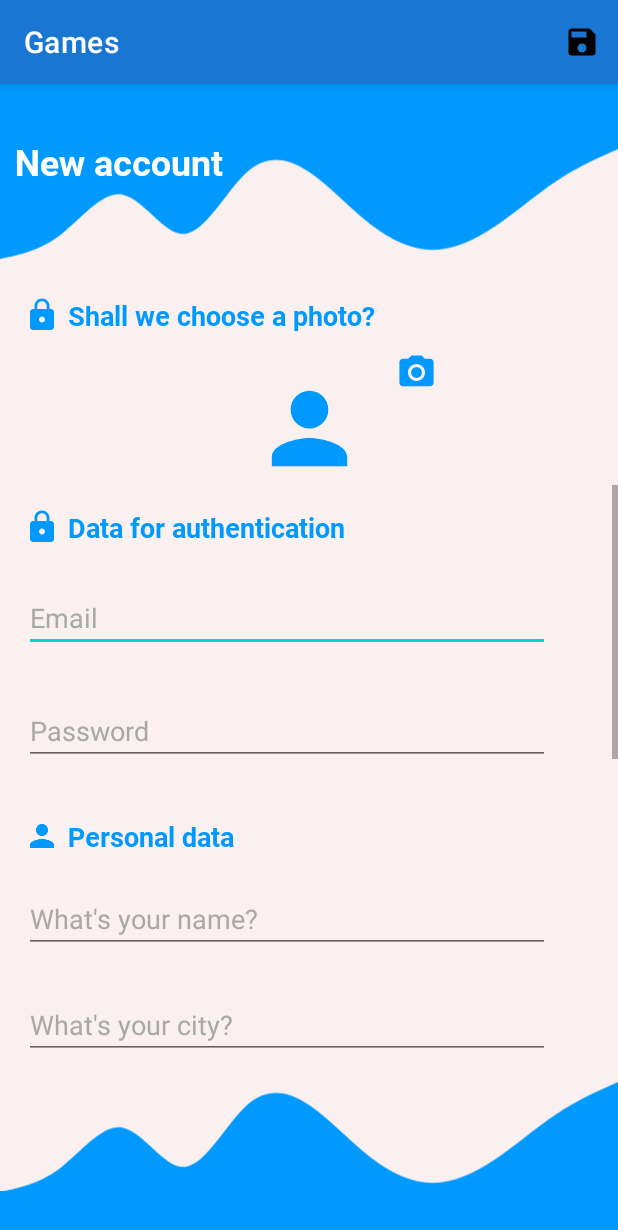
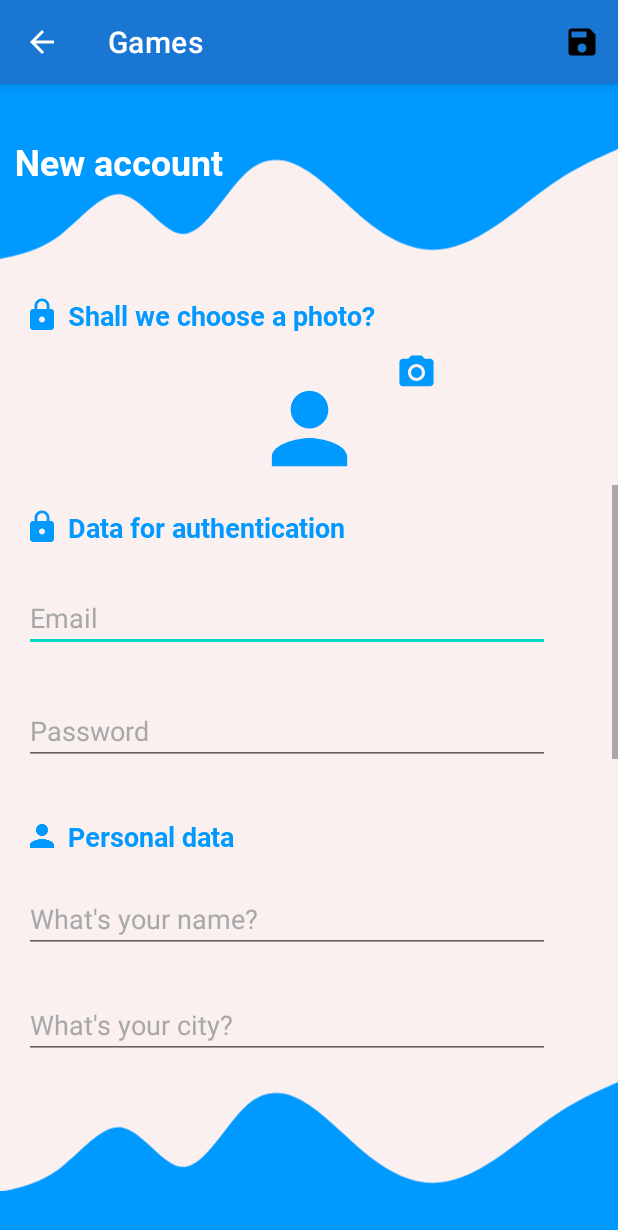
Before and after one commit to vini00784/kotlin-games, an Android app: the SignUpActivity screen opened directly, with no data from a screen before it, on a phone screen of 412 x 824 dp. Shown: the top 1230 px of the screen. Run offline under Robolectric (Android 15) with nearby library versions, the phone set to English and light mode, and no system bars; our stand-ins replace Room's generated code.

Commit message:
files upload

```diff
--- a/app/src/main/AndroidManifest.xml
+++ b/app/src/main/AndroidManifest.xml
@@ -18,7 +18,8 @@
             android:exported="false" />
         <activity
             android:name=".ui.SignUpActivity"
-            android:exported="false" />
+            android:exported="false"
+            android:parentActivityName=".ui.MainActivity"/>
         <activity
             android:name=".ui.MainActivity"
             android:exported="true">
--- a/app/src/main/java/br/senai/sp/jandira/games/adapter/GamesAdapter.kt
+++ b/app/src/main/java/br/senai/sp/jandira/games/adapter/GamesAdapter.kt
@@ -41,7 +41,7 @@ class GamesAdapter(val context: Context) : RecyclerView.Adapter<GamesAdapter.Hol
     }
 
     override fun onBindViewHolder(holder: HolderGame, position: Int) {
-        holder.bind(gamesList.get(position))
+        holder.bind(gamesList[position])
     }
 
     override fun getItemCount(): Int {
--- a/app/src/main/java/br/senai/sp/jandira/games/dao/user/UserDao.kt
+++ b/app/src/main/java/br/senai/sp/jandira/games/dao/user/UserDao.kt
@@ -17,4 +17,10 @@ interface UserDao {
 
     @Query("SELECT * FROM tbl_user ORDER BY user_name ASC")
     fun getAll(): List<User>
+
+    @Query("SELECT * FROM tbl_user WHERE code = :id")
+    fun getUserById(id: Int): User
+
+    @Query("SELECT * FROM tbl_user WHERE user_email = :email")
+    fun getUserByEmail(email: String): User
 }
--- a/app/src/main/java/br/senai/sp/jandira/games/model/User.kt
+++ b/app/src/main/java/br/senai/sp/jandira/games/model/User.kt
@@ -15,7 +15,7 @@ class User {
     @ColumnInfo(name = "user_name")
     var userName = ""
 
-    var gender: Char = 'A'
+    var gender: Char = 'U'
 
     @ColumnInfo(name = "user_city")
     var userCity = ""
--- a/app/src/main/java/br/senai/sp/jandira/games/ui/GamesListActivity.kt
+++ b/app/src/main/java/br/senai/sp/jandira/games/ui/GamesListActivity.kt
@@ -6,7 +6,6 @@ import android.view.Menu
 import androidx.recyclerview.widget.LinearLayoutManager
 import br.senai.sp.jandira.games.R
 import br.senai.sp.jandira.games.adapter.GamesAdapter
-import br.senai.sp.jandira.games.dao.game.GamesDao
 import br.senai.sp.jandira.games.databinding.ActivityGamesListBinding
 
 class GamesListActivity : AppCompatActivity() {
@@ -24,7 +23,7 @@ class GamesListActivity : AppCompatActivity() {
         rvGames.layoutManager = LinearLayoutManager(this, LinearLayoutManager.VERTICAL, false)
 
         adapterGames = GamesAdapter(this)
-        adapterGames.updateGamesList(GamesDao.getGames(this))
+//        adapterGames.updateGamesList(GamesDao.getGames(this))
 
         rvGames.adapter = adapterGames
 
--- a/app/src/main/res/layout/activity_sign_up.xml
+++ b/app/src/main/res/layout/activity_sign_up.xml
@@ -131,7 +131,7 @@
                 app:layout_constraintTop_toTopOf="parent" />
 
             <EditText
-                android:id="@+id/editTextTextEmailAddress3"
+                android:id="@+id/edit_text_email"
                 android:layout_width="0dp"
                 android:layout_height="wrap_content"
                 android:layout_marginTop="25dp"
@@ -145,7 +145,7 @@
                 app:layout_constraintTop_toBottomOf="@+id/textView9" />
 
             <EditText
-                android:id="@+id/editTextTextPassword3"
+                android:id="@+id/edit_text_password"
                 android:layout_width="0dp"
                 android:layout_height="wrap_content"
                 android:layout_marginTop="30dp"
@@ -153,9 +153,9 @@
                 android:hint="@string/password"
                 android:inputType="textPassword"
                 android:textColorHint="@color/opaque_color"
-                app:layout_constraintEnd_toEndOf="@+id/editTextTextEmailAddress3"
-                app:layout_constraintStart_toStartOf="@+id/editTextTextEmailAddress3"
-                app:layout_constraintTop_toBottomOf="@+id/editTextTextEmailAddress3" />
+                app:layout_constraintEnd_toEndOf="@+id/edit_text_email"
+                app:layout_constraintStart_toStartOf="@+id/edit_text_email"
+                app:layout_constraintTop_toBottomOf="@+id/edit_text_email" />
 
             <TextView
                 android:id="@+id/textView10"
@@ -168,11 +168,11 @@
                 android:text="@string/personal_data"
                 android:textColor="@color/sign_up_text"
                 android:textSize="18sp"
-                app:layout_constraintStart_toStartOf="@+id/editTextTextPassword3"
-                app:layout_constraintTop_toBottomOf="@+id/editTextTextPassword3" />
+                app:layout_constraintStart_toStartOf="@+id/edit_text_password"
+                app:layout_constraintTop_toBottomOf="@+id/edit_text_password" />
 
             <EditText
-                android:id="@+id/editTextTextPersonName"
+                android:id="@+id/edit_text_name"
                 android:layout_width="0dp"
                 android:layout_height="wrap_content"
                 android:layout_marginTop="20dp"
@@ -180,12 +180,12 @@
                 android:hint="@string/input_name"
                 android:inputType="textPersonName"
                 android:textColorHint="@color/opaque_color"
-                app:layout_constraintEnd_toEndOf="@+id/editTextTextPassword3"
+                app:layout_constraintEnd_toEndOf="@+id/edit_text_password"
                 app:layout_constraintStart_toStartOf="@+id/textView10"
                 app:layout_constraintTop_toBottomOf="@+id/textView10" />
 
             <EditText
-                android:id="@+id/editTextTextPersonName3"
+                android:id="@+id/edit_text_city"
                 android:layout_width="0dp"
                 android:layout_height="wrap_content"
                 android:layout_marginTop="25dp"
@@ -193,12 +193,12 @@
                 android:hint="@string/input_city"
                 android:inputType="textPersonName"
                 android:textColorHint="@color/opaque_color"
-                app:layout_constraintEnd_toEndOf="@+id/editTextTextPersonName"
-                app:layout_constraintStart_toStartOf="@+id/editTextTextPersonName"
-                app:layout_constraintTop_toBottomOf="@+id/editTextTextPersonName" />
+                app:layout_constraintEnd_toEndOf="@+id/edit_text_name"
+                app:layout_constraintStart_toStartOf="@+id/edit_text_name"
+                app:layout_constraintTop_toBottomOf="@+id/edit_text_name" />
 
             <EditText
-                android:id="@+id/editTextDate"
+                android:id="@+id/edit_text_birth_date"
                 android:layout_width="0dp"
                 android:layout_height="wrap_content"
                 android:layout_marginTop="25dp"
@@ -206,9 +206,9 @@
                 android:hint="@string/input_birth_date"
                 android:inputType="date"
                 android:textColorHint="@color/opaque_color"
-                app:layout_constraintEnd_toEndOf="@+id/editTextTextPersonName3"
-                app:layout_constraintStart_toStartOf="@+id/editTextTextPersonName3"
-                app:layout_constraintTop_toBottomOf="@+id/editTextTextPersonName3" />
+                app:layout_constraintEnd_toEndOf="@+id/edit_text_city"
+                app:layout_constraintStart_toStartOf="@+id/edit_text_city"
+                app:layout_constraintTop_toBottomOf="@+id/edit_text_city" />
 
             <TextView
                 android:id="@+id/textView12"
@@ -218,34 +218,34 @@
                 android:text="@string/input_gamer_level"
                 android:textColor="@color/opaque_color"
                 android:textSize="18sp"
-                app:layout_constraintStart_toStartOf="@+id/editTextDate"
-                app:layout_constraintTop_toBottomOf="@+id/editTextDate" />
+                app:layout_constraintStart_toStartOf="@+id/edit_text_birth_date"
+                app:layout_constraintTop_toBottomOf="@+id/edit_text_birth_date" />
 
             <com.google.android.material.slider.Slider
-                android:id="@+id/slider"
+                android:id="@+id/slider_game_level"
                 android:layout_width="0dp"
                 android:layout_height="match_parent"
                 android:layout_marginTop="12dp"
+                android:stepSize="1"
+                android:valueFrom="1"
+                android:valueTo="4"
                 app:layout_constraintEnd_toEndOf="@+id/textView12"
                 app:layout_constraintStart_toStartOf="@+id/textView12"
-                app:layout_constraintTop_toBottomOf="@+id/textView12"
-                android:valueFrom="1"
-                android:valueTo="27"
-                android:stepSize="1"/>
+                app:layout_constraintTop_toBottomOf="@+id/textView12" />
 
             <TextView
-                android:id="@+id/textView4"
+                android:id="@+id/text_view_level"
                 android:layout_width="0dp"
                 android:layout_height="match_parent"
                 android:fontFamily="@font/roboto_bold"
                 android:gravity="center"
-                android:text="Casual"
+                android:text="@string/level_begginer"
                 android:textAlignment="center"
                 android:textColor="@color/default_color"
                 android:textSize="24sp"
-                app:layout_constraintEnd_toEndOf="@+id/editTextDate"
+                app:layout_constraintEnd_toEndOf="@+id/edit_text_birth_date"
                 app:layout_constraintHorizontal_bias="0.835"
-                app:layout_constraintStart_toEndOf="@+id/slider"
+                app:layout_constraintStart_toEndOf="@+id/slider_game_level"
                 app:layout_constraintTop_toBottomOf="@+id/textView12" />
 
             <TextView
@@ -257,15 +257,15 @@
                 android:textAlignment="textEnd"
                 android:textColor="@color/opaque_color"
                 android:textSize="18sp"
-                app:layout_constraintStart_toStartOf="@+id/slider"
-                app:layout_constraintTop_toBottomOf="@+id/slider" />
+                app:layout_constraintStart_toStartOf="@+id/slider_game_level"
+                app:layout_constraintTop_toBottomOf="@+id/slider_game_level" />
 
             <androidx.appcompat.widget.AppCompatSpinner
-                android:id="@+id/appCompatSpinner"
+                android:id="@+id/spinner_console_name"
                 android:layout_width="0dp"
                 android:layout_height="48dp"
                 android:entries="@array/consoles"
-                app:layout_constraintEnd_toEndOf="@+id/textView4"
+                app:layout_constraintEnd_toEndOf="@+id/text_view_level"
                 app:layout_constraintStart_toStartOf="@+id/textView8"
                 app:layout_constraintTop_toBottomOf="@id/textView8" />
 
@@ -277,26 +277,26 @@
                 android:text="@string/input_sex"
                 android:textColor="@color/opaque_color"
                 android:textSize="18sp"
-                app:layout_constraintStart_toStartOf="@+id/appCompatSpinner"
-                app:layout_constraintTop_toBottomOf="@+id/appCompatSpinner" />
+                app:layout_constraintStart_toStartOf="@+id/spinner_console_name"
+                app:layout_constraintTop_toBottomOf="@+id/spinner_console_name" />
 
             <RadioGroup
                 android:layout_width="0dp"
                 android:layout_height="100dp"
                 android:orientation="horizontal"
-                app:layout_constraintEnd_toEndOf="@+id/appCompatSpinner"
+                app:layout_constraintEnd_toEndOf="@+id/spinner_console_name"
                 app:layout_constraintStart_toStartOf="@+id/textView11"
                 app:layout_constraintTop_toBottomOf="@+id/textView11">
 
                 <RadioButton
-                    android:id="@+id/radioButton"
+                    android:id="@+id/button_male"
                     android:layout_width="100dp"
                     android:layout_height="wrap_content"
                     android:text="@string/male" />
 
                 <RadioButton
-                    android:id="@+id/radioButton2"
-                    android:layout_width="100dp"
+                    android:id="@+id/button_feminine"
+                    android:layout_width="120dp"
                     android:layout_height="wrap_content"
                     android:text="@string/feminine" />
             </RadioGroup>
```
Also changed, not shown: app/src/main/java/br/senai/sp/jandira/games/dao/game/GamesDao.kt (deleted, +0 -41 lines), app/src/main/java/br/senai/sp/jandira/games/repository/UserRepository.kt (added, +30 -0 lines), app/src/main/java/br/senai/sp/jandira/games/ui/MainActivity.kt (+18 -0 lines), app/src/main/java/br/senai/sp/jandira/games/ui/SignUpActivity.kt (+94 -2 lines), app/src/main/res/layout/activity_main.xml (+8 -8 lines).
